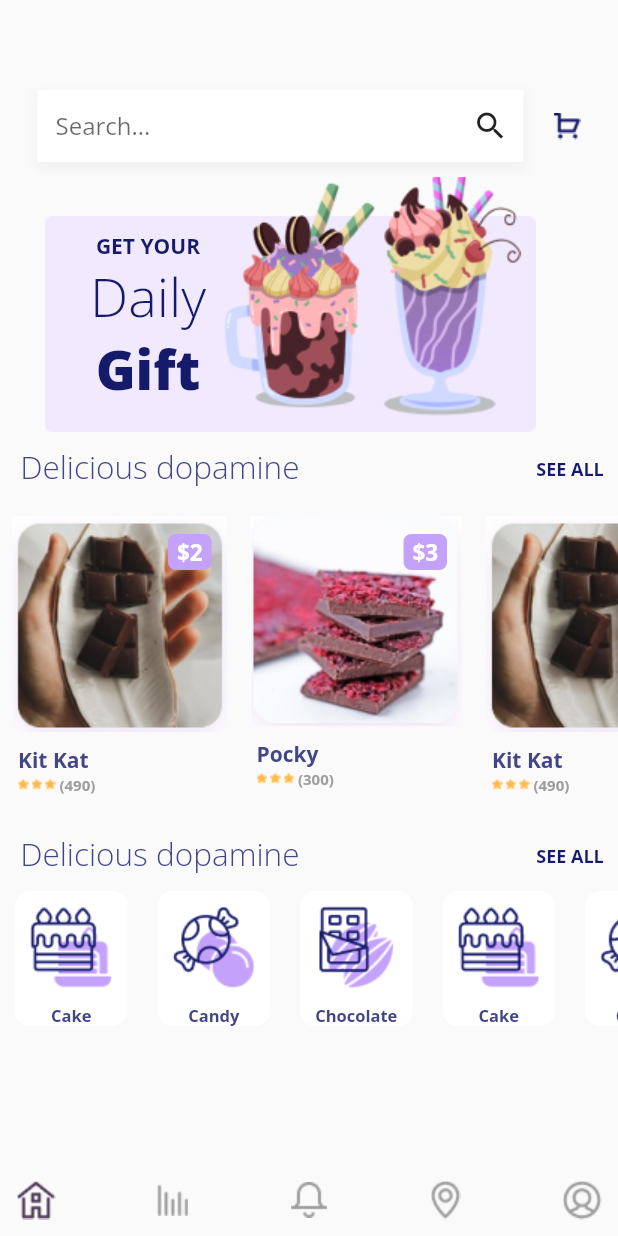
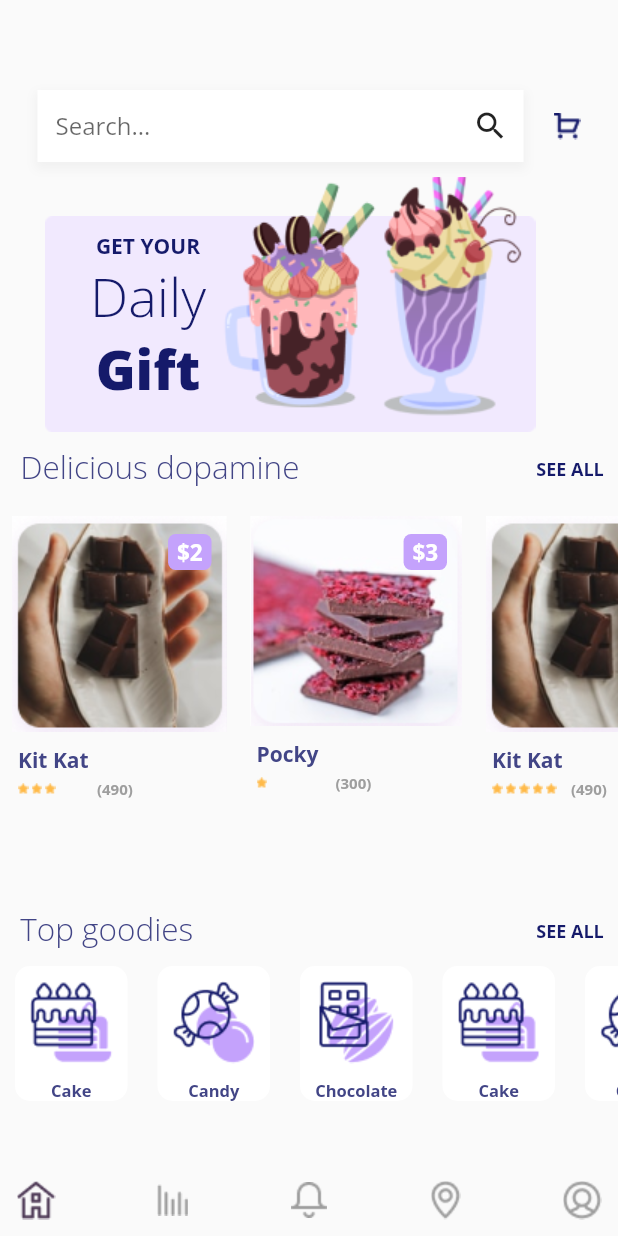
Before and after one commit to moath712/ui_challenge, a Flutter app: the Day9 screen opened directly, on a phone screen of 412 x 824 dp. Run offline on Flutter 3.47's test engine with Material 2 defaults, Android fonts, the light colour scheme and no system bars; our stand-ins replace google_fonts, syncfusion_flutter_charts.

Commit message:
2nd _update

```diff
--- a/lib/Screens/Day1/day_1.dart
+++ b/lib/Screens/Day1/day_1.dart
@@ -1,7 +1,6 @@
 import 'package:flutter/material.dart';
 import 'package:ui_challenge/Screens/Day1/pagenation_bar.dart';
 
-import 'package:google_fonts/google_fonts.dart';
 import 'package:ui_challenge/Screens/Day1/widgets/code_view.dart';
 import 'package:ui_challenge/Screens/Day1/widgets/collect_view.dart';
 import 'package:ui_challenge/Screens/Day1/widgets/get_started_btn.dart';
--- a/lib/Screens/Day10/day_10.dart
+++ b/lib/Screens/Day10/day_10.dart
@@ -47,7 +47,7 @@ class _CartPageState extends State<CartPage> {
           ),
           const CartBar(),
           ItemsList(),
-          PriceBar(),
+          pricebar(),
         ],
       ),
     );
--- a/lib/Screens/Day10/widgets/price_bar.dart
+++ b/lib/Screens/Day10/widgets/price_bar.dart
@@ -12,7 +12,7 @@ double _calculateTotal() {
   return total;
 }
 
-SizedBox PriceBar() {
+SizedBox pricebar() {
   return SizedBox(
     height: 200,
     child: Stack(
--- a/lib/Screens/Day2/day_2_login.dart
+++ b/lib/Screens/Day2/day_2_login.dart
@@ -4,9 +4,6 @@ import 'package:ui_challenge/Screens/Day2/Login_widgets/lemon_backg.dart';
 import 'package:ui_challenge/Screens/Day2/Login_widgets/login_btn2.dart';
 import 'package:ui_challenge/Screens/Day2/Login_widgets/text_fields.dart';
 import 'package:ui_challenge/Screens/Day2/Login_widgets/white_draw.dart';
-import 'package:ui_challenge/Screens/Day2/day_2_home.dart';
-import 'package:ui_challenge/style/assets_manager.dart';
-import 'package:ui_challenge/style/colors.dart';
 
 class MyLoginPage extends StatelessWidget {
   const MyLoginPage({super.key});
--- a/lib/Screens/Day3/day_3.dart
+++ b/lib/Screens/Day3/day_3.dart
@@ -32,6 +32,7 @@ class _SignUpScreenState extends State<SignUpScreen> {
               const EmailField(),
               const SizedBox(height: 12),
               Column(
+                crossAxisAlignment: CrossAxisAlignment.start,
                 children: [
                   const Padding(
                     padding: EdgeInsets.symmetric(vertical: 0, horizontal: 8),
--- a/lib/Screens/Day4/day_4.dart
+++ b/lib/Screens/Day4/day_4.dart
@@ -49,6 +49,16 @@ class Day4 extends StatelessWidget {
                 ImageAssets.profile,
               ),
             ),
+            Positioned(
+              top: 60.0,
+              left: 28.0,
+              child: FloatingActionButton(
+                backgroundColor: Colors.white,
+                onPressed: () {},
+                child:
+                    Image.asset(ImageAssets.arrow, height: 24.0, width: 24.0),
+              ),
+            ),
           ],
         ),
       ),
--- a/lib/Screens/Day4/widgets/profile_bio.dart
+++ b/lib/Screens/Day4/widgets/profile_bio.dart
@@ -57,7 +57,7 @@ class ProfileBio extends StatelessWidget {
           height: 20,
         ),
         const Padding(
-          padding: EdgeInsets.symmetric(horizontal: 8),
+          padding: EdgeInsets.symmetric(horizontal: 20),
           child: Text(
             "About you",
             style: TextStyle(
@@ -70,7 +70,7 @@ class ProfileBio extends StatelessWidget {
           height: 20,
         ),
         const Padding(
-          padding: EdgeInsets.symmetric(horizontal: 8),
+          padding: EdgeInsets.symmetric(horizontal: 20),
           child: Text(
             "Laura Pergolizzi is known professionally as LP, is\n an American singer and songwriter, best known\n for her single Lost on You.",
             style: TextStyle(
@@ -83,7 +83,7 @@ class ProfileBio extends StatelessWidget {
           height: 20,
         ),
         const Padding(
-          padding: EdgeInsets.symmetric(horizontal: 8),
+          padding: EdgeInsets.symmetric(horizontal: 20),
           child: Text(
             "Upcoming events",
             style: TextStyle(
--- a/lib/Screens/Day6/day_6.dart
+++ b/lib/Screens/Day6/day_6.dart
@@ -1,11 +1,8 @@
 import 'package:flutter/material.dart';
-import 'package:ui_challenge/Screens/Day6/day_6_class.dart';
 import 'package:ui_challenge/Screens/Day6/widgets/horizental_articles.dart';
 import 'package:ui_challenge/Screens/Day6/widgets/last_articles.dart';
 import 'package:ui_challenge/Screens/Day6/widgets/models_art.dart';
 import 'package:ui_challenge/Screens/Day6/widgets/top_bar.dart';
-import 'package:ui_challenge/style/assets_manager.dart';
-import 'package:ui_challenge/style/colors.dart';
 
 class CardData {
   final String title;
--- a/lib/Screens/Day9/day_9.dart
+++ b/lib/Screens/Day9/day_9.dart
@@ -4,11 +4,9 @@ import 'package:ui_challenge/Screens/Day9/widgets/delicious_dopamine.dart';
 import 'package:ui_challenge/Screens/Day9/widgets/navigation_bar.dart';
 import 'package:ui_challenge/Screens/Day9/widgets/search_bar.dart';
 import 'package:ui_challenge/Screens/Day9/widgets/title_seeall.dart';
+import 'package:ui_challenge/Screens/Day9/widgets/title_seeall2.dart';
 import 'package:ui_challenge/Screens/Day9/widgets/top_goodies.dart';
 import 'package:ui_challenge/Screens/Day9/widgets/top_image.dart';
-import 'package:ui_challenge/style/assets_manager.dart';
-import 'package:ui_challenge/style/colors.dart';
-import 'package:google_fonts/google_fonts.dart';
 
 class Day9 extends StatefulWidget {
   const Day9({super.key});
@@ -34,7 +32,10 @@ class _Day9State extends State<Day9> {
             const Topimage(),
             const TitleWithSeeAll(),
             DeliciousDopamineList(items: _items),
-            const TitleWithSeeAll(),
+            const SizedBox(
+              height: 50,
+            ),
+            const TitleWithSeeAll2(),
             TopGoodiesList(items2: _items2),
           ],
         ),
--- a/lib/Screens/Day9/day_9_class.dart
+++ b/lib/Screens/Day9/day_9_class.dart
@@ -5,11 +5,13 @@ class Item {
   final String imageUrl;
   final int priceUsd;
   final int ratecount;
+  final int count;
 
   Item(
       {required this.name,
       required this.ratecount,
       required this.priceUsd,
+      required this.count,
       required this.imageUrl});
 }
 
@@ -19,52 +21,62 @@ class ItemList {
         name: 'Kit Kat',
         imageUrl: ImageAssets.menu5,
         priceUsd: 2,
-        ratecount: 490),
+        ratecount: 490,
+        count: 3),
     Item(
         name: 'Pocky',
         imageUrl: ImageAssets.menu6,
         priceUsd: 3,
-        ratecount: 300),
+        ratecount: 300,
+        count: 1),
     Item(
         name: 'Kit Kat',
         imageUrl: ImageAssets.menu5,
         priceUsd: 2,
-        ratecount: 490),
+        ratecount: 490,
+        count: 5),
     Item(
         name: 'Pocky',
         imageUrl: ImageAssets.menu6,
         priceUsd: 3,
-        ratecount: 300),
+        ratecount: 300,
+        count: 4),
     Item(
         name: 'Kit Kat',
         imageUrl: ImageAssets.menu5,
         priceUsd: 2,
-        ratecount: 490),
+        ratecount: 490,
+        count: 1),
+    Item(
+        name: 'Kit Kat',
+        imageUrl: ImageAssets.menu5,
+        priceUsd: 2,
+        ratecount: 490,
+        count: 3),
     Item(
         name: 'Pocky',
         imageUrl: ImageAssets.menu6,
         priceUsd: 3,
-        ratecount: 300),
+        ratecount: 300,
+        count: 1),
     Item(
         name: 'Kit Kat',
         imageUrl: ImageAssets.menu5,
         priceUsd: 2,
-        ratecount: 490),
+        ratecount: 490,
+        count: 5),
     Item(
         name: 'Pocky',
         imageUrl: ImageAssets.menu6,
         priceUsd: 3,
-        ratecount: 300),
+        ratecount: 300,
+        count: 4),
     Item(
         name: 'Kit Kat',
         imageUrl: ImageAssets.menu5,
         priceUsd: 2,
-        ratecount: 490),
-    Item(
-        name: 'Pocky',
-        imageUrl: ImageAssets.menu6,
-        priceUsd: 3,
-        ratecount: 300),
+        ratecount: 490,
+        count: 1),
   ];
 
   List<Item> get items => _items;
--- a/lib/Screens/Day9/widgets/delicious_dopamine.dart
+++ b/lib/Screens/Day9/widgets/delicious_dopamine.dart
@@ -75,15 +75,22 @@ class DeliciousDopamineList extends StatelessWidget {
                     Row(
                       mainAxisAlignment: MainAxisAlignment.start,
                       children: [
-                        Image.asset(ImageAssets.star2),
-                        const SizedBox(
-                          width: 2,
+                        SizedBox(
+                          height: 20,
+                          width: 50,
+                          child: ListView.builder(
+                            itemCount: _items[index].count,
+                            scrollDirection: Axis.horizontal,
+                            itemBuilder: (BuildContext context, int index) {
+                              return Row(
+                                children: [
+                                  Image.asset(ImageAssets.star2),
+                                  const SizedBox(width: 2),
+                                ],
+                              );
+                            },
+                          ),
                         ),
-                        Image.asset(ImageAssets.star2),
-                        const SizedBox(
-                          width: 2,
-                        ),
-                        Image.asset(ImageAssets.star2),
                         Text(
                           " (${_items[index].ratecount.toStringAsFixed(0)})",
                           style: GoogleFonts.openSans(
--- /dev/null
+++ b/lib/Screens/Day9/widgets/title_seeall2.dart
@@ -0,0 +1,38 @@
+import 'package:flutter/material.dart';
+import 'package:google_fonts/google_fonts.dart';
+import 'package:ui_challenge/style/colors.dart';
+
+class TitleWithSeeAll2 extends StatelessWidget {
+  const TitleWithSeeAll2({
+    super.key,
+  });
+
+  @override
+  Widget build(BuildContext context) {
+    return Row(
+      mainAxisAlignment: MainAxisAlignment.spaceBetween,
+      children: [
+        Padding(
+          padding: const EdgeInsets.all(8.0),
+          child: Text(
+            " Top goodies",
+            style: GoogleFonts.openSans(
+                fontSize: 21,
+                fontWeight: FontWeight.w300,
+                color: AppColors.cartpink),
+          ),
+        ),
+        TextButton(
+          onPressed: () {},
+          child: Text(
+            'SEE ALL',
+            style: GoogleFonts.openSans(
+                fontSize: 12,
+                fontWeight: FontWeight.w700,
+                color: AppColors.menublue),
+          ),
+        )
+      ],
+    );
+  }
+}
--- a/lib/Screens/home_screen.dart
+++ b/lib/Screens/home_screen.dart
@@ -35,7 +35,7 @@ class HomeScreen extends StatelessWidget {
     ),
     ButtonsData(
       name: 'Day 6',
-      route: Day6(),
+      route: const Day6(),
     ),
     ButtonsData(
       name: 'Day 8',
```
